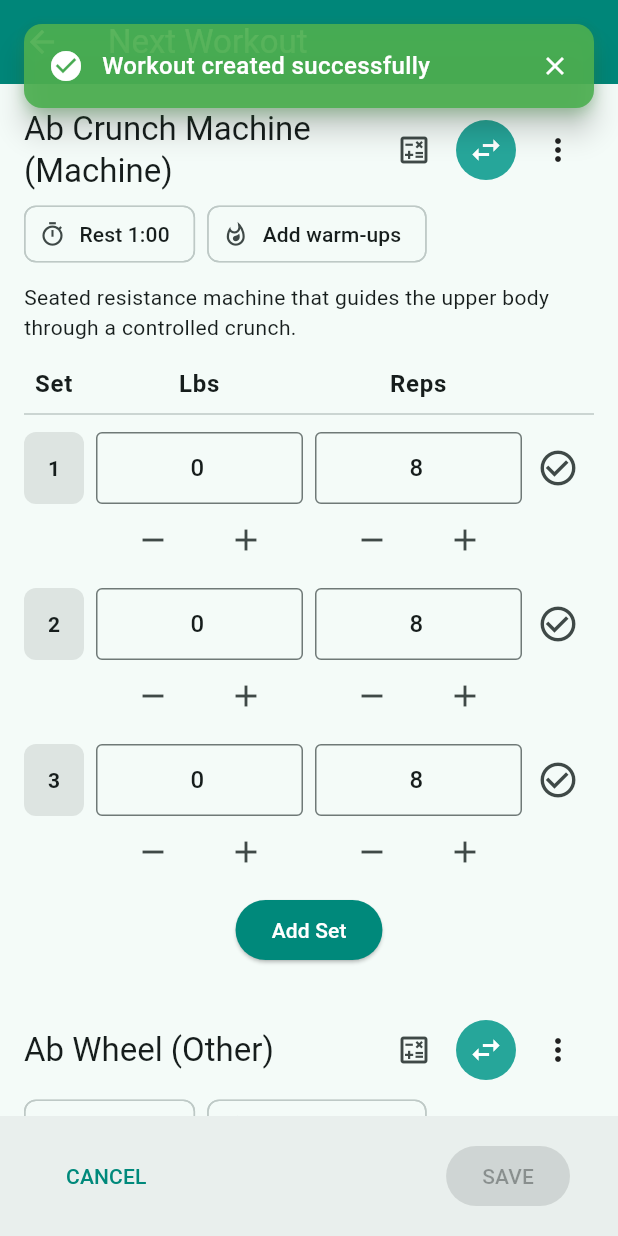
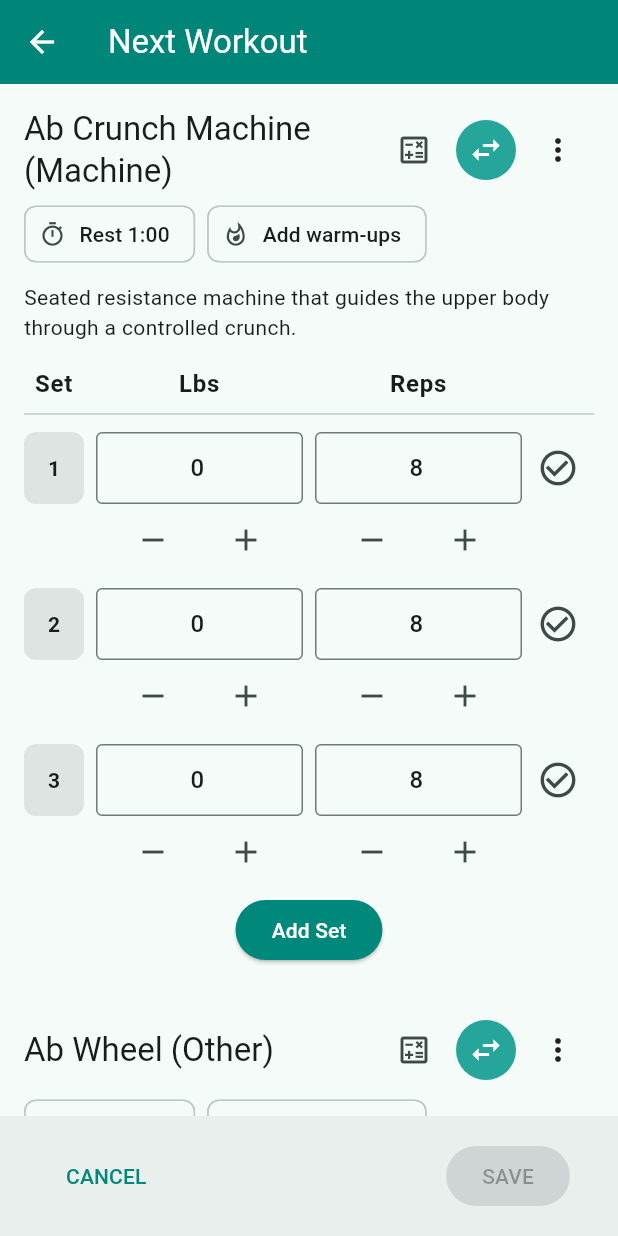
Before and after one commit to radubobirnac/testfitness, a Flutter app: the HomeScreen screen opened directly, after a tap on "Start this", on a phone screen of 412 x 824 dp. Run offline on Flutter 3.47's test engine with Material 3 defaults, Android fonts, the phone set to English and light mode, and no system bars; our stand-ins replace audioplayers, connectivity_plus, device_info_plus, equatable, file_picker, fl_chart and 13 more; missing offline and left inert: dart:html; accounts and stored records are empty.

Commit message:
Quieter feedback banners: fewer, smaller, once, tap to dismiss
The top banner fired for every workout action (set added/updated/
removed/completed, workout created/updated, exercise replaced) even
though the screen already shows the change. It was raised by the Home
and Workouts tabs, which stay alive in the IndexedStack, so it landed
on top of whatever screen was open; and because success/error messages
stay in WorkoutState across later emits, unrelated updates re-showed
the same banner.

- WorkoutBloc: drop the routine success messages; keep short
  confirmations for copy ("Workout copied"), delete, complete and
  mark-done.
- Home / Workouts listeners: listenWhen only on a new non-null message.
- AnimatedFeedback: compact pill (one at a time, max 2 lines), gentle
  180 ms slide/fade instead of the elastic bounce, success 2 s / info
  3 s / error 4 s, dismiss on tap or swipe, root overlay, live region
  for screen readers; fix a double-remove when tapped then timed out.
- Widget tests for auto-dismiss, tap-dismiss and one-at-a-time.

Co-Authored-By: Claude Opus 5.5 <noreply@anthropic.com>
Claude-Session: https://claude.ai/code/session_01CtiPWGwx1e75fLLAVhhbiE

```diff
--- a/lib/blocs/workout/workout_bloc.dart
+++ b/lib/blocs/workout/workout_bloc.dart
@@ -177,7 +177,6 @@ class WorkoutBloc extends Bloc<WorkoutEvent, WorkoutState> {
           workouts: workouts,
           filteredWorkouts: filteredWorkouts,
           isLoading: false,
-          successMessage: 'Workout created successfully',
         ));
       }
 
@@ -228,7 +227,6 @@ class WorkoutBloc extends Bloc<WorkoutEvent, WorkoutState> {
           filteredWorkouts: filteredWorkouts,
           currentWorkout: updatedCurrentWorkout,
           isLoading: false,
-          successMessage: 'Workout updated successfully',
         ));
       }
 
@@ -266,7 +264,7 @@ class WorkoutBloc extends Bloc<WorkoutEvent, WorkoutState> {
         filteredWorkouts: filteredWorkouts,
         clearCurrentWorkout: deletedCurrent,
         isLoading: false,
-        successMessage: 'Workout deleted successfully',
+        successMessage: 'Workout deleted',
       ));
 
       AppLogger.info('Workout deleted successfully: ${event.workoutId}');
@@ -421,7 +419,7 @@ class WorkoutBloc extends Bloc<WorkoutEvent, WorkoutState> {
         filteredWorkouts: filteredWorkouts,
         currentWorkout: updatedCurrentWorkout,
         isLoading: false,
-        successMessage: 'Workout completed successfully',
+        successMessage: 'Workout completed',
       ));
 
       AppLogger.info('Workout completed successfully: ${event.workoutId}');
@@ -457,7 +455,7 @@ class WorkoutBloc extends Bloc<WorkoutEvent, WorkoutState> {
         workouts: workouts,
         filteredWorkouts: filteredWorkouts,
         isLoading: false,
-        successMessage: 'Workout duplicated successfully',
+        successMessage: 'Workout copied',
       ));
 
       AppLogger.info('Workout duplicated successfully. New ID: $newWorkoutId');
@@ -493,7 +491,6 @@ class WorkoutBloc extends Bloc<WorkoutEvent, WorkoutState> {
         filteredWorkouts: filteredWorkouts,
         currentWorkout: updatedWorkout,
         isLoadingCurrent: false,
-        successMessage: 'Set added successfully',
       ));
 
       AppLogger.info('Set added successfully to workout: ${event.workoutId}');
@@ -530,7 +527,6 @@ class WorkoutBloc extends Bloc<WorkoutEvent, WorkoutState> {
         filteredWorkouts: filteredWorkouts,
         currentWorkout: updatedWorkout,
         isLoadingCurrent: false,
-        successMessage: 'Set updated successfully',
       ));
 
       AppLogger.info('Set updated successfully in workout: ${event.workoutId}');
@@ -568,7 +564,6 @@ class WorkoutBloc extends Bloc<WorkoutEvent, WorkoutState> {
         filteredWorkouts: filteredWorkouts,
         currentWorkout: updatedWorkout,
         isLoadingCurrent: false,
-        successMessage: 'Set removed successfully',
       ));
 
       AppLogger.info(
@@ -606,7 +601,6 @@ class WorkoutBloc extends Bloc<WorkoutEvent, WorkoutState> {
         filteredWorkouts: filteredWorkouts,
         currentWorkout: updatedWorkout,
         isLoadingCurrent: false,
-        successMessage: 'Set completed successfully',
       ));
 
       AppLogger.info(
@@ -689,7 +683,6 @@ class WorkoutBloc extends Bloc<WorkoutEvent, WorkoutState> {
         filteredWorkouts: filteredWorkouts,
         currentWorkout: reloadedWorkout,
         isLoadingCurrent: false,
-        successMessage: 'Exercise replaced successfully',
       ));
 
       AppLogger.info(
--- a/lib/screens/home_screen.dart
+++ b/lib/screens/home_screen.dart
@@ -119,6 +119,12 @@ class _HomeScreenState extends State<HomeScreen> {
   @override
   Widget build(BuildContext context) {
     return BlocConsumer<WorkoutBloc, WorkoutState>(
+      // Only new messages: success/error stay in state across later emits.
+      listenWhen: (previous, current) =>
+          (current.successMessage != null &&
+              current.successMessage != previous.successMessage) ||
+          (current.errorMessage != null &&
+              current.errorMessage != previous.errorMessage),
       listener: (context, state) {
         // Handle side effects with beautiful animations
         if (state.errorMessage != null) {
--- a/lib/screens/workouts_screen.dart
+++ b/lib/screens/workouts_screen.dart
@@ -262,6 +262,12 @@ class _WorkoutsScreenState extends State<WorkoutsScreen> {
   @override
   Widget build(BuildContext context) {
     return BlocListener<WorkoutBloc, WorkoutState>(
+      // Only new messages: success/error stay in state across later emits.
+      listenWhen: (previous, current) =>
+          (current.successMessage != null &&
+              current.successMessage != previous.successMessage) ||
+          (current.errorMessage != null &&
+              current.errorMessage != previous.errorMessage),
       listener: (context, state) {
         // Show success messages with enhanced feedback
         if (state.hasSuccess) {
--- a/lib/widgets/animated_feedback.dart
+++ b/lib/widgets/animated_feedback.dart
@@ -1,6 +1,11 @@
 import 'package:flutter/material.dart';
 
-/// Animated feedback widget for success/error states
+/// Short, unobtrusive feedback: a compact pill at the top of the screen
+/// (success / error / info) or a throttled snackbar.
+///
+/// The pill shows one message at a time, slides in gently, disappears on its
+/// own (success 2 s, info 3 s, error 4 s) and goes away as soon as it is
+/// tapped or swiped. The same message is not repeated within 2 s.
 class AnimatedFeedback {
   static const Duration _dedupeWindow = Duration(seconds: 2);
   static OverlayEntry? _activeOverlay;
@@ -25,120 +30,73 @@ class AnimatedFeedback {
     _activeOverlay = null;
   }
 
-  static void _trackOverlay(String message) {
+  static void _showPill(
+    BuildContext context,
+    String message, {
+    required IconData icon,
+    required Color Function(ColorScheme) accent,
+    required Duration duration,
+  }) {
+    if (!context.mounted) return;
+    if (!_shouldShow(
+        message, _lastOverlayMessage, _lastOverlayAt, _dedupeWindow)) {
+      return;
+    }
+    final overlay = Overlay.maybeOf(context, rootOverlay: true);
+    if (overlay == null) return;
+
+    _dismissActiveOverlay();
+    late OverlayEntry entry;
+    entry = OverlayEntry(
+      builder: (_) => _FeedbackPill(
+        message: message,
+        icon: icon,
+        accent: accent,
+        duration: duration,
+        onDismissed: () {
+          if (_activeOverlay == entry) {
+            _activeOverlay = null;
+            entry.remove();
+          }
+        },
+      ),
+    );
+    _activeOverlay = entry;
     _lastOverlayMessage = message;
     _lastOverlayAt = DateTime.now();
+    overlay.insert(entry);
   }
 
-  static void _trackSnack(String message) {
-    _lastSnackMessage = message;
-    _lastSnackAt = DateTime.now();
-  }
-
-  /// Show animated success message
+  /// Brief confirmation for something the screen does not already show.
   static void showSuccess(
     BuildContext context,
     String message, {
-    Duration duration = const Duration(seconds: 3),
-  }) {
-    if (!context.mounted) return;
-    if (!_shouldShow(message, _lastOverlayMessage, _lastOverlayAt, _dedupeWindow)) {
-      return;
-    }
+    Duration duration = const Duration(seconds: 2),
+  }) =>
+      _showPill(context, message,
+          icon: Icons.check_circle_rounded,
+          accent: (c) => Colors.green.shade400,
+          duration: duration);
 
-    final overlay = Overlay.of(context);
-    late OverlayEntry overlayEntry;
-
-    _dismissActiveOverlay();
-    overlayEntry = OverlayEntry(
-      builder: (context) => _AnimatedFeedbackWidget(
-        message: message,
-        icon: Icons.check_circle,
-        color: Colors.green,
-        onDismiss: () {
-          if (_activeOverlay == overlayEntry) {
-            _activeOverlay = null;
-          }
-          overlayEntry.remove();
-        },
-        duration: duration,
-      ),
-    );
-
-    _activeOverlay = overlayEntry;
-    _trackOverlay(message);
-    overlay.insert(overlayEntry);
-  }
-
-  /// Show animated error message
   static void showError(
     BuildContext context,
     String message, {
     Duration duration = const Duration(seconds: 4),
-  }) {
-    if (!context.mounted) return;
-    if (!_shouldShow(message, _lastOverlayMessage, _lastOverlayAt, _dedupeWindow)) {
-      return;
-    }
+  }) =>
+      _showPill(context, message,
+          icon: Icons.error_rounded,
+          accent: (c) => Colors.red.shade300,
+          duration: duration);
 
-    final overlay = Overlay.of(context);
-    late OverlayEntry overlayEntry;
-
-    _dismissActiveOverlay();
-    overlayEntry = OverlayEntry(
-      builder: (context) => _AnimatedFeedbackWidget(
-        message: message,
-        icon: Icons.error,
-        color: Colors.red,
-        onDismiss: () {
-          if (_activeOverlay == overlayEntry) {
-            _activeOverlay = null;
-          }
-          overlayEntry.remove();
-        },
-        duration: duration,
-      ),
-    );
-
-    _activeOverlay = overlayEntry;
-    _trackOverlay(message);
-    overlay.insert(overlayEntry);
-  }
-
-  /// Show animated info message
   static void showInfo(
     BuildContext context,
     String message, {
     Duration duration = const Duration(seconds: 3),
-  }) {
-    if (!context.mounted) return;
-    if (!_shouldShow(message, _lastOverlayMessage, _lastOverlayAt, _dedupeWindow)) {
-      return;
-    }
-
-    final overlay = Overlay.of(context);
-    late OverlayEntry overlayEntry;
-
-    _dismissActiveOverlay();
-    overlayEntry = OverlayEntry(
-      builder: (context) => _AnimatedFeedbackWidget(
-        message: message,
-        icon: Icons.info,
-        color: Colors.blue,
-        onDismiss: () {
-          if (_activeOverlay == overlayEntry) {
-            _activeOverlay = null;
-          }
-          overlayEntry.remove();
-        },
-        duration: duration,
-      ),
-    );
-
-    _activeOverlay = overlayEntry;
-    _trackOverlay(message);
-    overlay.insert(overlayEntry);
-  }
+  }) =>
+      _showPill(context, message,
+          icon: Icons.info_rounded,
+          accent: (c) => Colors.lightBlue.shade300,
+          duration: duration);
 
   /// Show a throttled snackbar message
   static void showSnackBar(
@@ -161,141 +119,112 @@ class AnimatedFeedback {
         backgroundColor: backgroundColor,
       ),
     );
-    _trackSnack(message);
+    _lastSnackMessage = message;
+    _lastSnackAt = DateTime.now();
   }
 }
 
-class _AnimatedFeedbackWidget extends StatefulWidget {
+class _FeedbackPill extends StatefulWidget {
   final String message;
   final IconData icon;
-  final Color color;
-  final VoidCallback onDismiss;
+  final Color Function(ColorScheme) accent;
   final Duration duration;
+  final VoidCallback onDismissed;
 
-  const _AnimatedFeedbackWidget({
+  const _FeedbackPill({
     required this.message,
     required this.icon,
-    required this.color,
-    required this.onDismiss,
+    required this.accent,
     required this.duration,
+    required this.onDismissed,
   });
 
   @override
-  State<_AnimatedFeedbackWidget> createState() => _AnimatedFeedbackWidgetState();
+  State<_FeedbackPill> createState() => _FeedbackPillState();
 }
 
-class _AnimatedFeedbackWidgetState extends State<_AnimatedFeedbackWidget>
-    with TickerProviderStateMixin {
-  late AnimationController _slideController;
-  late AnimationController _scaleController;
-  late Animation<Offset> _slideAnimation;
-  late Animation<double> _scaleAnimation;
+class _FeedbackPillState extends State<_FeedbackPill>
+    with SingleTickerProviderStateMixin {
+  late final AnimationController _controller = AnimationController(
+    duration: const Duration(milliseconds: 180),
+    reverseDuration: const Duration(milliseconds: 140),
+    vsync: this,
+  );
+  late final Animation<double> _curve =
+      CurvedAnimation(parent: _controller, curve: Curves.easeOutCubic);
+  bool _dismissing = false;
 
   @override
   void initState() {
     super.initState();
-
-    _slideController = AnimationController(
-      duration: const Duration(milliseconds: 500),
-      vsync: this,
-    );
-
-    _scaleController = AnimationController(
-      duration: const Duration(milliseconds: 200),
-      vsync: this,
-    );
-
-    _slideAnimation = Tween<Offset>(
-      begin: const Offset(0, -1),
-      end: Offset.zero,
-    ).animate(CurvedAnimation(
-      parent: _slideController,
-      curve: Curves.elasticOut,
-    ));
-
-    _scaleAnimation = Tween<double>(
-      begin: 0.8,
-      end: 1.0,
-    ).animate(CurvedAnimation(
-      parent: _scaleController,
-      curve: Curves.easeOut,
-    ));
-
-    // Start animations
-    _slideController.forward();
-    _scaleController.forward();
-
-    // Auto dismiss after duration
-    Future.delayed(widget.duration, () {
-      if (mounted) {
-        _dismiss();
-      }
-    });
+    _controller.forward();
+    Future.delayed(widget.duration, _dismiss);
   }
 
-  void _dismiss() async {
-    await _slideController.reverse();
-    widget.onDismiss();
+  Future<void> _dismiss() async {
+    if (_dismissing || !mounted) return;
+    _dismissing = true;
+    await _controller.reverse();
+    if (mounted) widget.onDismissed();
   }
 
   @override
   void dispose() {
-    _slideController.dispose();
-    _scaleController.dispose();
+    _controller.dispose();
     super.dispose();
   }
 
   @override
   Widget build(BuildContext context) {
+    final scheme = Theme.of(context).colorScheme;
+    final top = MediaQuery.paddingOf(context).top + 8;
     return Positioned(
-      top: MediaQuery.of(context).padding.top + 16,
-      left: 16,
-      right: 16,
+      top: top,
+      left: 0,
+      right: 0,
+      child: Center(
+        child: FadeTransition(
+          opacity: _curve,
           child: SlideTransition(
-        position: _slideAnimation,
-        child: ScaleTransition(
-          scale: _scaleAnimation,
+            position: Tween<Offset>(
+              begin: const Offset(0, -0.4),
+              end: Offset.zero,
+            ).animate(_curve),
+            child: Semantics(
+              liveRegion: true,
+              child: GestureDetector(
+                behavior: HitTestBehavior.opaque,
+                onTap: _dismiss,
+                onVerticalDragStart: (_) => _dismiss(),
+                onHorizontalDragStart: (_) => _dismiss(),
+                child: ConstrainedBox(
+                  constraints: BoxConstraints(
+                    maxWidth: (MediaQuery.sizeOf(context).width - 32)
+                        .clamp(0.0, 420.0),
+                  ),
                   child: Material(
-            elevation: 8,
-            borderRadius: BorderRadius.circular(12),
-            color: Colors.transparent,
-            child: Container(
-              padding: const EdgeInsets.all(16),
-              decoration: BoxDecoration(
-                color: widget.color.withValues(alpha: 0.9),
-                borderRadius: BorderRadius.circular(12),
-                boxShadow: [
-                  BoxShadow(
-                    color: widget.color.withValues(alpha: 0.3),
-                    blurRadius: 8,
-                    offset: const Offset(0, 4),
-                  ),
-                ],
-              ),
+                    color: scheme.inverseSurface,
+                    elevation: 3,
+                    shape: const StadiumBorder(),
+                    child: Padding(
+                      padding: const EdgeInsets.symmetric(
+                          horizontal: 14, vertical: 8),
                       child: Row(
+                        mainAxisSize: MainAxisSize.min,
                         children: [
-                  Icon(
-                    widget.icon,
-                    color: Colors.white,
-                    size: 24,
-                  ),
-                  const SizedBox(width: 12),
-                  Expanded(
+                          Icon(widget.icon,
+                              size: 18, color: widget.accent(scheme)),
+                          const SizedBox(width: 8),
+                          Flexible(
                             child: Text(
                               widget.message,
-                      style: const TextStyle(
-                        color: Colors.white,
-                        fontSize: 16,
+                              maxLines: 2,
+                              overflow: TextOverflow.ellipsis,
+                              style: TextStyle(
+                                color: scheme.onInverseSurface,
+                                fontSize: 14,
                                 fontWeight: FontWeight.w500,
                               ),
-                    ),
-                  ),
-                  GestureDetector(
-                    onTap: _dismiss,
-                    child: const Icon(
-                      Icons.close,
-                      color: Colors.white,
-                      size: 20,
                             ),
                           ),
                         ],
@@ -304,6 +233,10 @@ class _AnimatedFeedbackWidgetState extends State<_AnimatedFeedbackWidget>
                   ),
                 ),
               ),
+            ),
+          ),
+        ),
+      ),
     );
   }
 }
```
Also changed, not shown: 1 other file. Lines whose indentation alone changed are shown as unchanged.
